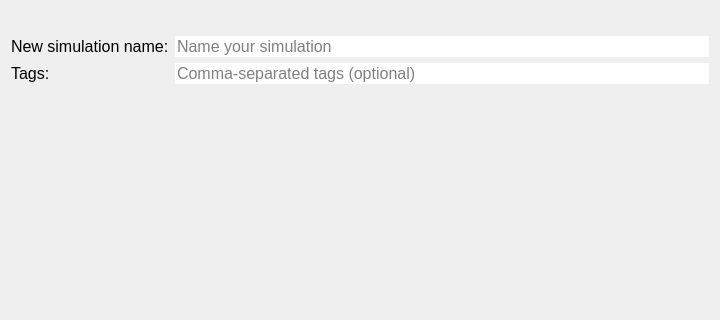
Above: threedi_api_qgis_client/ui/page_name.ui from nens/threedi-api-qgis-client before the change; both pictures show x 0 to 720 and y 0 to 320 of the 720 by 500 pixel window. Below: the same form after it.
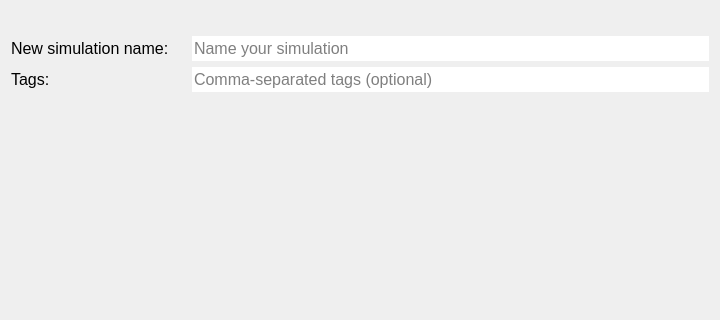
That is the form after the change.

Patch:
```diff
--- a/threedi_api_qgis_client/ui/page_name.ui
+++ b/threedi_api_qgis_client/ui/page_name.ui
@@ -14,7 +14,7 @@
    </rect>
   </property>
   <property name="sizePolicy">
-   <sizepolicy hsizetype="Fixed" vsizetype="Minimum">
+   <sizepolicy hsizetype="Preferred" vsizetype="Minimum">
     <horstretch>0</horstretch>
     <verstretch>0</verstretch>
    </sizepolicy>
@@ -61,6 +61,18 @@
        <verstretch>0</verstretch>
       </sizepolicy>
      </property>
+     <property name="minimumSize">
+      <size>
+       <width>0</width>
+       <height>25</height>
+      </size>
+     </property>
+     <property name="maximumSize">
+      <size>
+       <width>16777215</width>
+       <height>25</height>
+      </size>
+     </property>
      <property name="font">
       <font>
        <family>Segoe UI</family>
@@ -105,6 +117,18 @@
        <verstretch>0</verstretch>
       </sizepolicy>
      </property>
+     <property name="minimumSize">
+      <size>
+       <width>175</width>
+       <height>25</height>
+      </size>
+     </property>
+     <property name="maximumSize">
+      <size>
+       <width>175</width>
+       <height>25</height>
+      </size>
+     </property>
      <property name="font">
       <font>
        <family>Segoe UI</family>
@@ -118,6 +142,18 @@
    </item>
    <item row="3" column="0">
     <widget class="QLabel" name="label_2">
+     <property name="minimumSize">
+      <size>
+       <width>175</width>
+       <height>25</height>
+      </size>
+     </property>
+     <property name="maximumSize">
+      <size>
+       <width>175</width>
+       <height>25</height>
+      </size>
+     </property>
      <property name="font">
       <font>
        <family>Segoe UI</family>
@@ -131,6 +167,18 @@
    </item>
    <item row="3" column="1">
     <widget class="QLineEdit" name="le_tags">
+     <property name="minimumSize">
+      <size>
+       <width>0</width>
+       <height>25</height>
+      </size>
+     </property>
+     <property name="maximumSize">
+      <size>
+       <width>16777215</width>
+       <height>25</height>
+      </size>
+     </property>
      <property name="font">
       <font>
        <family>Segoe UI</family>
```
